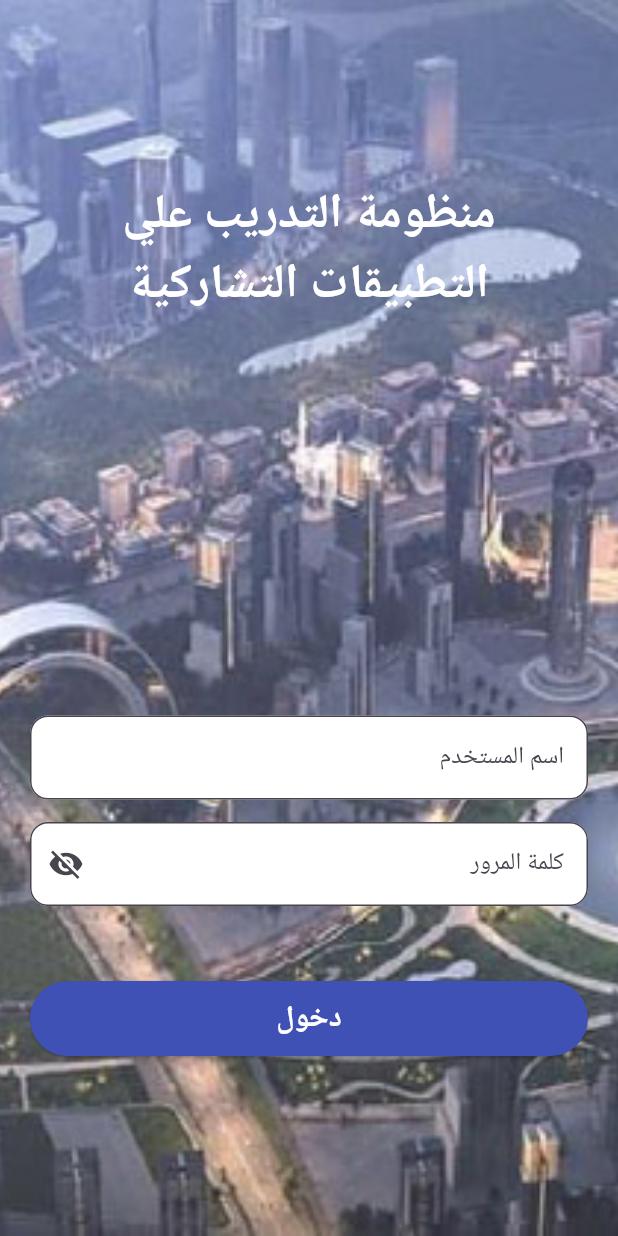
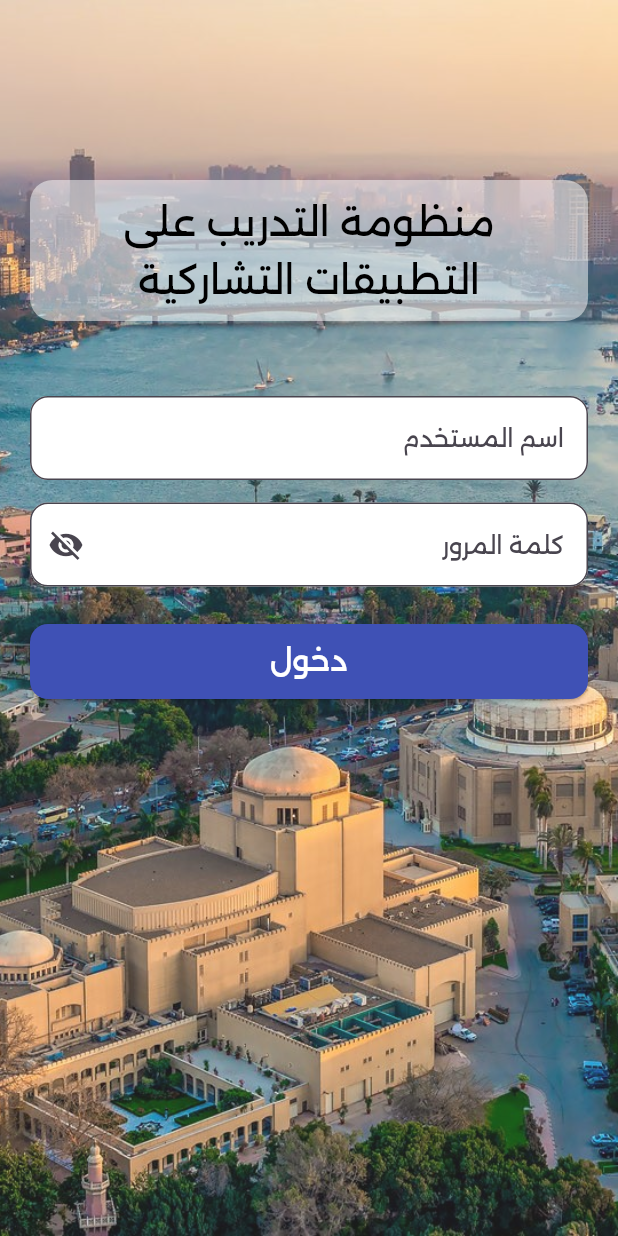
Before and after one commit to alifawzy22/attendance_app_training, a Flutter app: the screen it shows after launch, on a phone screen of 412 x 824 dp. Run offline on Flutter 3.47's test engine with Material 3 defaults, Android fonts, the phone set to English and light mode, and no system bars.

Commit message:
login ui done

```diff
--- a/lib/login_view.dart
+++ b/lib/login_view.dart
@@ -69,7 +69,8 @@ class _LoginViewState extends State<LoginView> {
               ),
             ),
           ),
-          Padding(
+          SingleChildScrollView(
+            child: Padding(
               padding: const EdgeInsets.all(20.0),
               child: Form(
                 key: _formKey,
@@ -79,25 +80,28 @@ class _LoginViewState extends State<LoginView> {
                     padding: const EdgeInsets.symmetric(vertical: 100),
                     child: Column(
                       children: [
-                      Expanded(
+                        Container(
+                          padding: EdgeInsets.all(8),
+                          decoration: BoxDecoration(
+                            color: Colors.white.withValues(alpha: 0.5),
+                            borderRadius: BorderRadius.circular(15),
+                          ),
                           child: Text(
-                          "منظومة التدريب علي التطبيقات التشاركية",
+                            "منظومة التدريب على التطبيقات التشاركية",
                             style: TextStyle(
-                            fontWeight: FontWeight.bold,
-                            fontSize: 32,
-                            color: Colors.white,
+                              fontSize: 26,
+                              color: Colors.black,
+                              height: 1.5,
                             ),
                             textAlign: TextAlign.center,
                           ),
                         ),
+                        SizedBox(height: 50),
                         // Username field
-                      SingleChildScrollView(
-                        child: Column(
-                          children: [
                         TextFormField(
                           controller: _usernameController,
                           decoration: const InputDecoration(
-                                labelText: "اسم المستخدم",
+                            hintText: "اسم المستخدم",
                             border: OutlineInputBorder(
                               borderRadius: BorderRadius.all(
                                 Radius.circular(12.0),
@@ -119,7 +123,7 @@ class _LoginViewState extends State<LoginView> {
                           controller: _passwordController,
                           obscureText: !_isPasswordVisible,
                           decoration: InputDecoration(
-                                labelText: "كلمة المرور",
+                            hintText: "كلمة المرور",
                             border: const OutlineInputBorder(
                               borderRadius: BorderRadius.all(
                                 Radius.circular(12.0),
@@ -147,19 +151,19 @@ class _LoginViewState extends State<LoginView> {
                             return null;
                           },
                         ),
-
-                            const SizedBox(height: 50),
-
+                        SizedBox(height: 25),
                         // Login button
                         SizedBox(
                           width: double.infinity,
                           height: 50,
                           child: ElevatedButton(
-                                style: ButtonStyle(
-                                  backgroundColor: WidgetStateProperty.all(
-                                    Colors.indigo,
+                            style: ElevatedButton.styleFrom(
+                              backgroundColor: Colors.indigo,
+                              shape: RoundedRectangleBorder(
+                                borderRadius: BorderRadius.circular(12.0),
                               ),
                             ),
+
                             onPressed: _isLoading ? null : _login,
                             child: _isLoading
                                 ? const CircularProgressIndicator(
@@ -169,7 +173,6 @@ class _LoginViewState extends State<LoginView> {
                                     "دخول",
                                     style: TextStyle(
                                       fontSize: 20,
-                                          fontWeight: FontWeight.bold,
                                       color: Colors.white,
                                     ),
                                   ),
@@ -177,8 +180,6 @@ class _LoginViewState extends State<LoginView> {
                         ),
                       ],
                     ),
-                      ),
-                    ],
                   ),
                 ),
               ),
--- a/lib/main.dart
+++ b/lib/main.dart
@@ -12,6 +12,7 @@ class MyApp extends StatelessWidget {
   Widget build(BuildContext context) {
     return MaterialApp(
       debugShowCheckedModeBanner: false,
+      theme: ThemeData(primarySwatch: Colors.indigo, fontFamily: 'Alexandria'),
       title: "حضور التدريب",
       home: LoginView(),
     );
```
Also changed, not shown: pubspec.yaml (+13 -11 lines), assets/fonts/Alexandria-Bold.ttf (added), assets/fonts/Alexandria-Medium.ttf (added), assets/fonts/Alexandria-Regular.ttf (added), assets/images/bg.jpg. Lines whose indentation alone changed are shown as unchanged.
